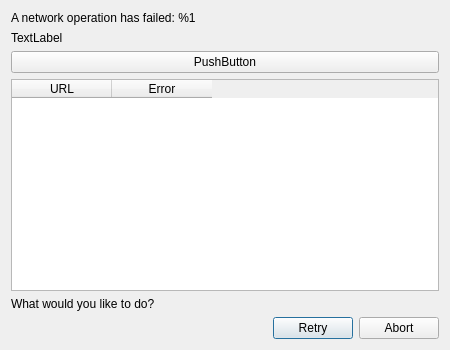
FreesmTeam/FreesmLauncher, file launcher/ui/dialogs/NetworkJobFailedDialog.ui: the form before one commit.
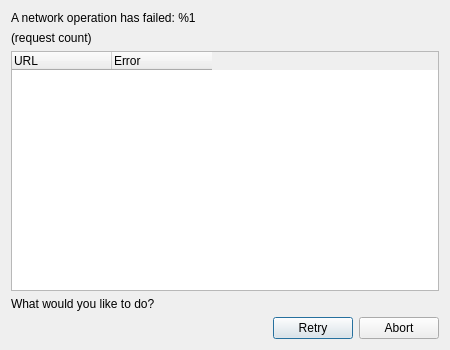
The form after the commit. Icons and pictures are not drawn.

```diff
--- a/launcher/ui/dialogs/NetworkJobFailedDialog.ui
+++ b/launcher/ui/dialogs/NetworkJobFailedDialog.ui
@@ -39,22 +39,18 @@
       </sizepolicy>
      </property>
      <property name="text">
-      <string notr="true">TextLabel</string>
+      <string notr="true">(request count)</string>
      </property>
     </widget>
    </item>
    <item>
-    <widget class="QPushButton" name="detailsButton">
-     <property name="text">
-      <string notr="true">PushButton</string>
-     </property>
-    </widget>
-   </item>
-   <item>
-    <widget class="QTableWidget" name="detailsTable">
+    <widget class="QTreeWidget" name="detailsTable">
      <property name="editTriggers">
       <set>QAbstractItemView::EditTrigger::NoEditTriggers</set>
      </property>
+     <attribute name="headerStretchLastSection">
+      <bool>false</bool>
+     </attribute>
      <column>
       <property name="text">
        <string>URL</string>
```
